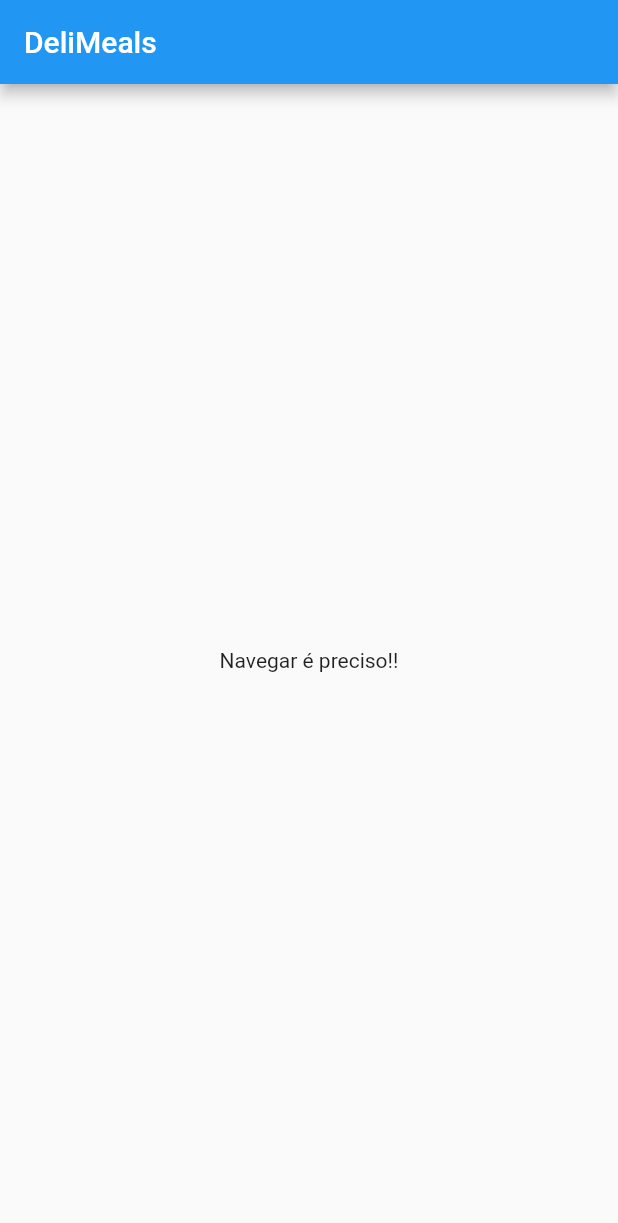
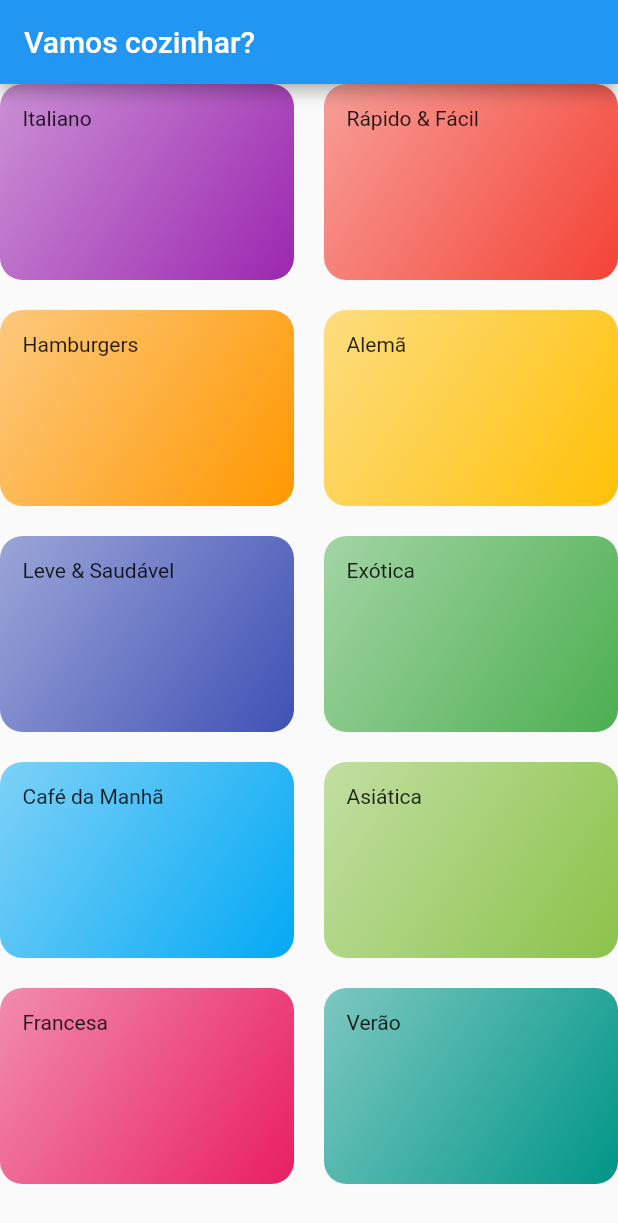
Before and after one commit to duarteicaros/Flutter-Projetos-Receitas, a Flutter app: the screen it shows after launch, on a phone screen of 412 x 824 dp. Shown: the top 1223 px of the screen. Run offline on Flutter 3.47's test engine with Material 2 defaults, Android fonts, the phone set to English and light mode, and no system bars.

Commit message:
Criação de categorias + tela de exibição

```diff
--- /dev/null
+++ b/lib/components/category_item.dart
@@ -0,0 +1,28 @@
+import 'package:flutter/material.dart';
+
+import '../models/category.dart';
+
+class CategoryItem extends StatelessWidget {
+  final Category category;
+
+  const CategoryItem(this.category, {super.key});
+
+  @override
+  Widget build(BuildContext context) {
+    return Container(
+      padding: const EdgeInsets.all(15),
+      decoration: BoxDecoration(
+        borderRadius: BorderRadius.circular(15),
+        gradient: LinearGradient(
+          colors: [
+            category.color.withOpacity(0.5),
+            category.color,
+          ],
+          begin: Alignment.topLeft,
+          end: Alignment.bottomRight,
+        ),
+      ),
+      child: Text(category.title),
+    );
+  }
+}
--- /dev/null
+++ b/lib/data/dammy_data.dart
@@ -0,0 +1,56 @@
+import 'package:flutter/material.dart';
+
+import '../models/category.dart';
+
+const DUMMY_CATEGORIES = [
+  Category(
+    id: 'c1',
+    title: 'Italiano',
+    color: Colors.purple,
+  ),
+  Category(
+    id: 'c2',
+    title: 'Rápido & Fácil',
+    color: Colors.red,
+  ),
+  Category(
+    id: 'c3',
+    title: 'Hamburgers',
+    color: Colors.orange,
+  ),
+  Category(
+    id: 'c4',
+    title: 'Alemã',
+    color: Colors.amber,
+  ),
+  Category(
+    id: 'c5',
+    title: 'Leve & Saudável',
+    color: Colors.indigo,
+  ),
+  Category(
+    id: 'c6',
+    title: 'Exótica',
+    color: Colors.green,
+  ),
+  Category(
+    id: 'c7',
+    title: 'Café da Manhã',
+    color: Colors.lightBlue,
+  ),
+  Category(
+    id: 'c8',
+    title: 'Asiática',
+    color: Colors.lightGreen,
+  ),
+  Category(
+    id: 'c9',
+    title: 'Francesa',
+    color: Colors.pink,
+  ),
+  Category(
+    id: 'c10',
+    title: 'Verão',
+    color: Colors.teal,
+  ),
+];
--- a/lib/main.dart
+++ b/lib/main.dart
@@ -1,4 +1,6 @@
 import 'package:flutter/material.dart';
+
+import './screens/categories_screen.dart';
 
 void main() => runApp(const MyApp());
 
@@ -12,28 +14,7 @@
       theme: ThemeData(
         primarySwatch: Colors.blue,
       ),
-      home: MyHomePage(),
+      home: CategoriesScreen(),
     );
   }
 }
-
-class MyHomePage extends StatefulWidget {
-  const MyHomePage({super.key});
-
-  @override
-  _MyHomePageState createState() => _MyHomePageState();
-}
-
-class _MyHomePageState extends State<MyHomePage> {
-  @override
-  Widget build(BuildContext context) {
-    return Scaffold(
-      appBar: AppBar(
-        title: const Text('DeliMeals'),
-      ),
-      body: const Center(
-        child: Text('Navegar é preciso!!'),
-      ),
-    );
-  }
-}
--- /dev/null
+++ b/lib/models/category.dart
@@ -0,0 +1,13 @@
+import 'package:flutter/material.dart';
+
+class Category {
+  final String id;
+  final String title;
+  final Color color;
+
+  const Category({
+    required this.id,
+    required this.title,
+    this.color = Colors.orange,
+  });
+}
--- /dev/null
+++ b/lib/screens/categories_screen.dart
@@ -0,0 +1,26 @@
+import 'package:flutter/material.dart';
+
+import '../components/category_item.dart';
+import '../data/dammy_data.dart';
+
+class CategoriesScreen extends StatelessWidget {
+  const CategoriesScreen({super.key});
+
+  @override
+  Widget build(BuildContext context) {
+    return Scaffold(
+      appBar: AppBar(title: const Text('Vamos cozinhar?')),
+      body: GridView(
+        gridDelegate: const SliverGridDelegateWithMaxCrossAxisExtent(
+          maxCrossAxisExtent: 200,
+          childAspectRatio: 3 / 2,
+          crossAxisSpacing: 20,
+          mainAxisSpacing: 20,
+        ),
+        children: DUMMY_CATEGORIES.map((cat) {
+          return CategoryItem(cat);
+        }).toList(),
+      ),
+    );
+  }
+}
```
